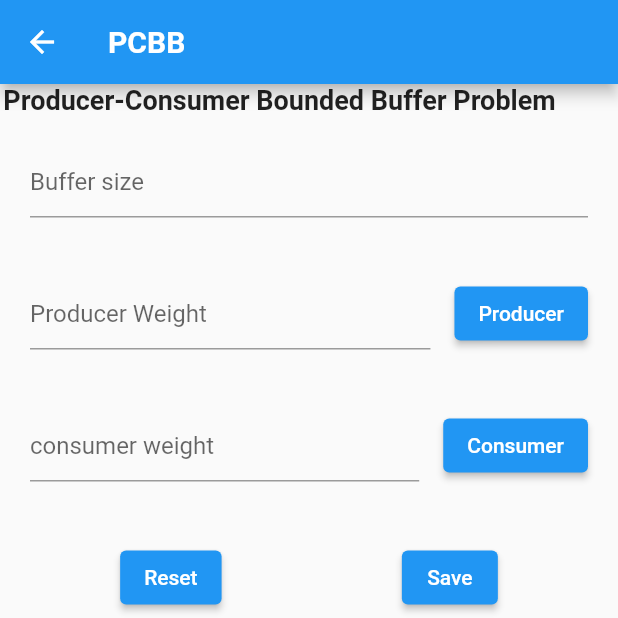
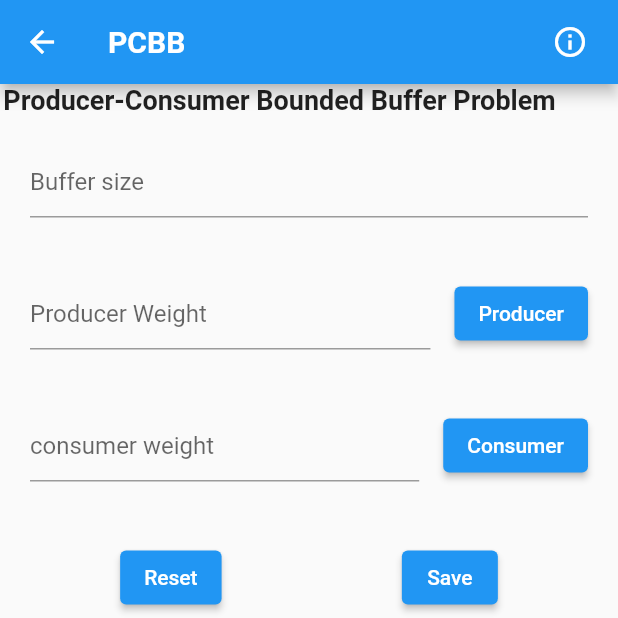
Before and after one commit to haard04/CPU_schedule, a Flutter app: the PCBB screen opened directly, on a phone screen of 412 x 824 dp, the top half of it. Run offline on Flutter 3.47's test engine with Material 2 defaults, Android fonts, the light colour scheme and no system bars; our stand-ins replace font_awesome_flutter, sizer, syncfusion_flutter_charts; Roboto replaces fonts that are missing (Pacifico).

Commit message:
info files added

```diff
--- a/cpu/lib/bounderBuffer/PCBB.dart
+++ b/cpu/lib/bounderBuffer/PCBB.dart
@@ -1,6 +1,7 @@
 import 'dart:collection';
 import 'dart:math';
 
+import 'package:cpu/bounderBuffer/PCBBINFO.dart';
 import 'package:cpu/bounderBuffer/widget.dart';
 import 'package:flutter/material.dart';
 
@@ -117,7 +118,28 @@ class _PCBBState extends State<PCBB> {
   @override
   Widget build(BuildContext context) {
     return Scaffold(
-      appBar: AppBar(title: Text('PCBB',style: TextStyle(fontFamily: 'Pacifico',fontWeight: FontWeight.bold),),),
+      appBar: AppBar(title: Text(
+        'PCBB',
+        style: TextStyle(
+          fontFamily: 'Pacifico',
+          fontWeight: FontWeight.bold
+          ),
+        ),
+        actions: <Widget>[
+          Padding(
+      padding: EdgeInsets.only(right: 20.0),
+      child: GestureDetector(
+        onTap: (){
+          Navigator.push(context,MaterialPageRoute(builder: (conText) => PCBBINFO()),);
+        },
+        child: Icon(
+            Icons.info_outline
+        ),
+      )
+    ),
+        ]
+
+      ),
       body: Container(
         child: SingleChildScrollView(
           physics: const AlwaysScrollableScrollPhysics(),
```
Also changed, not shown: cpu/lib/LRU/LRU.dart (+15 -0 lines), cpu/lib/LRU/LRUINFO.dart (added, +15 -0 lines), cpu/lib/SRTN/SRTN.dart (+14 -0 lines), cpu/lib/SRTN/SRTNINFO.dart (added, +18 -0 lines), cpu/lib/SSTF/SSTF.dart (+14 -0 lines), cpu/lib/SSTF/SSTFINFO.dart (added, +16 -0 lines), cpu/lib/bounderBuffer/PCBBINFO.dart (added, +18 -0 lines).
